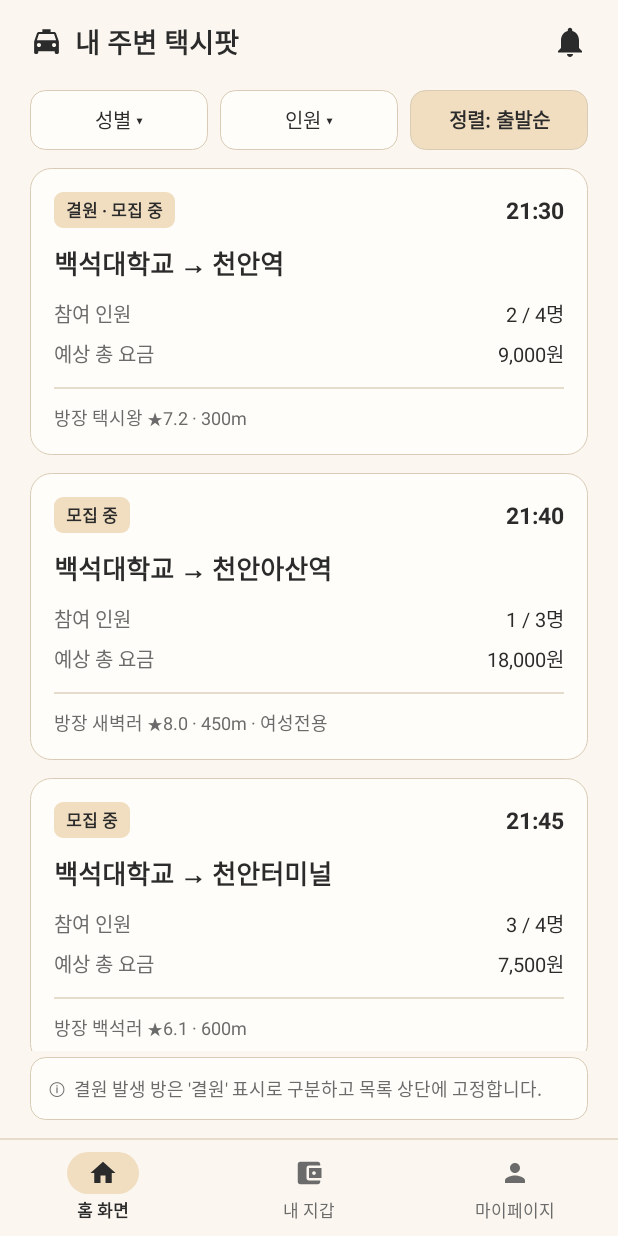
After one commit to LeeInseok0709/taxi-pot, an Android app: the PotListActivity screen opened directly, with no data from a screen before it, on a phone screen of 412 x 824 dp. The commit adds this screen. Run offline under Robolectric (Android 15) with nearby library versions, the phone set to English and light mode, and no system bars.

Commit message:
feat: 필터·정렬 화면(EX-03) 추가 및 목록(EX-02)에 조건 적용

```diff
--- a/frontend/app/src/main/AndroidManifest.xml
+++ b/frontend/app/src/main/AndroidManifest.xml
@@ -29,6 +29,9 @@
         <activity
             android:name=".feature.pot.main.PotMainActivity"
             android:exported="false" />
+        <activity
+            android:name=".feature.pot.list.PotListActivity"
+            android:exported="false" />
     </application>
 
 </manifest>
--- /dev/null
+++ b/frontend/app/src/main/java/com/example/taxipot/feature/pot/list/PotListActivity.kt
@@ -0,0 +1,93 @@
+package com.example.taxipot.feature.pot.list
+
+import android.os.Bundle
+import android.widget.Toast
+import androidx.activity.ComponentActivity
+import androidx.core.view.ViewCompat
+import androidx.core.view.WindowCompat
+import androidx.core.view.WindowInsetsCompat
+import androidx.recyclerview.widget.LinearLayoutManager
+import com.example.taxipot.databinding.ActivityPotListBinding
+import com.example.taxipot.feature.pot.data.FakePotData
+import com.example.taxipot.feature.pot.data.PotSummaryResponse
+import com.example.taxipot.feature.pot.data.isVacancy
+import com.example.taxipot.feature.pot.main.PotColors
+import com.example.taxipot.feature.pot.main.PotListAdapter
+import com.example.taxipot.feature.pot.main.roundedBg
+
+/**
+ * EX-02 내 주변 택시팟 (전체 목록)
+ */
+class PotListActivity : ComponentActivity() {
+
+    private lateinit var binding: ActivityPotListBinding
+
+    // 카드를 눌렀을 때 (나중에 EX-04 택시팟 상세 화면으로 이동)
+    private val adapter = PotListAdapter { pot ->
+        showToast("${pot.departureName} → ${pot.destinationName} (상세 화면 준비 중)")
+    }
+
+    override fun onCreate(savedInstanceState: Bundle?) {
+        super.onCreate(savedInstanceState)
+
+        // 1) XML 화면 붙이기
+        binding = ActivityPotListBinding.inflate(layoutInflater)
+        setContentView(binding.root)
+
+        // 2) 상태바·하단바 여백 + 상태바 글자를 어두운 색으로
+        ViewCompat.setOnApplyWindowInsetsListener(binding.root) { v, insets ->
+            val bars = insets.getInsets(WindowInsetsCompat.Type.systemBars())
+            v.setPadding(bars.left, bars.top, bars.right, bars.bottom)
+            insets
+        }
+        WindowCompat.getInsetsController(window, binding.root).apply {
+            isAppearanceLightStatusBars = true
+            isAppearanceLightNavigationBars = true
+        }
+
+        // 3) 디자인 적용 (둥근 배경, 테두리)
+        applyDesign()
+
+        // 4) 카드 목록 설정
+        binding.rvPots.layoutManager = LinearLayoutManager(this)
+        binding.rvPots.adapter = adapter
+
+        // 5) 성별·인원·정렬 버튼 (다음 단계 EX-03 필터·정렬 화면에서 연결)
+        binding.btnGender.setOnClickListener { showToast("필터·정렬 화면 (다음 단계)") }
+        binding.btnMembers.setOnClickListener { showToast("필터·정렬 화면 (다음 단계)") }
+        binding.btnSort.setOnClickListener { showToast("필터·정렬 화면 (다음 단계)") }
+
+        // 6) 그 외 버튼
+        binding.btnBell.setOnClickListener { showToast("알림 (준비 중)") }
+        binding.navHome.setOnClickListener { finish() }   // 홈 화면으로 돌아가기
+        binding.navWallet.setOnClickListener { showToast("내 지갑 (준비 중)") }
+        binding.navMy.setOnClickListener { showToast("마이페이지 (준비 중)") }
+
+        // 7) 가짜 데이터로 목록 보여주기 (서버 연결 후 이 줄만 바꾸면 됨)
+        showPots(FakePotData.pots)
+    }
+
+    // 결원 방은 맨 위에 고정, 나머지는 출발 시각 순서로 보여주기
+    // (서버 GET /api/pots 도 같은 규칙으로 정렬해서 주지만, 지금은 가짜 데이터라 앱에서 정렬)
+    private fun showPots(source: List<PotSummaryResponse>) {
+        val sorted = source.sortedWith(
+            compareByDescending<PotSummaryResponse> { it.isVacancy }
+                .thenBy { it.departureTime }
+        )
+        adapter.submitList(sorted)
+    }
+
+    // 둥근 배경과 테두리 입히기 (색은 PotStyle.kt 에서 관리)
+    private fun applyDesign() {
+        binding.root.setBackgroundColor(PotColors.BACKGROUND)
+        binding.btnGender.background = roundedBg(PotColors.CARD, 10f, PotColors.LINE)
+        binding.btnMembers.background = roundedBg(PotColors.CARD, 10f, PotColors.LINE)
+        binding.btnSort.background = roundedBg(PotColors.ACCENT, 10f, PotColors.LINE)
+        binding.tvNotice.background = roundedBg(PotColors.CARD, 10f, PotColors.LINE)
+        binding.ivNavHome.background = roundedBg(PotColors.ACCENT, 14f)
+    }
+
+    private fun showToast(message: String) {
+        Toast.makeText(this, message, Toast.LENGTH_SHORT).show()
+    }
+}
--- a/frontend/app/src/main/java/com/example/taxipot/feature/pot/main/PotMainActivity.kt
+++ b/frontend/app/src/main/java/com/example/taxipot/feature/pot/main/PotMainActivity.kt
@@ -30,17 +30,30 @@ import com.kakao.vectormap.label.LabelStyle
 import com.kakao.vectormap.label.LabelStyles
 import java.security.MessageDigest
 
+/**
+ * EX-01 홈 화면 (지도 + 방 카드 목록)
+ */
 class PotMainActivity : ComponentActivity() {
 
     private lateinit var binding: ActivityPotMainBinding
     private var kakaoMap: KakaoMap? = null                      // 지도가 준비되면 여기 들어옴
     private var pots: List<PotSummaryResponse> = emptyList()   // 지금 화면에 보여주는 방 목록
 
-    // 카드를 눌렀을 때: 지도를 그 방 위치로 이동 (나중에 방 상세 화면으로 이동)
+    // 카드를 눌렀을 때: 지도를 그 방 위치로 이동 (나중에 EX-04 상세 화면으로 이동)
     private val adapter = PotListAdapter { pot ->
         moveCamera(pot.departureLat, pot.departureLng)
         showToast("${pot.departureName} → ${pot.destinationName} (상세 화면 준비 중)")
     }
+
+    // ===== 핀 크기 설정 (숫자만 바꿔서 조절) =====
+    // 보통 말풍선 크기 (크면 줄이고, 작으면 키우기)
+    private val bubbleScale = 0.55f
+    // 작은 말풍선 크기 (중간 줌일 때)
+    private val smallBubbleScale = 0.38f
+    // 이 줌 레벨부터 "작은 말풍선" (이보다 더 축소하면 점만 보임)
+    private val smallBubbleZoom = 14
+    // 이 줌 레벨부터 "보통 말풍선"
+    private val normalBubbleZoom = 16
 
     override fun onCreate(savedInstanceState: Bundle?) {
         super.onCreate(savedInstanceState)
@@ -86,10 +99,15 @@ class PotMainActivity : ComponentActivity() {
         binding.navWallet.setOnClickListener { showToast("내 지갑 (준비 중)") }
         binding.navMy.setOnClickListener { showToast("마이페이지 (준비 중)") }
 
-        // 9) 지도 시작
+        // 9) 목록 제목을 누르면 전체 목록(EX-02)으로 이동
+        binding.tvNearbyTitle.setOnClickListener {
+            startActivity(android.content.Intent(this, com.example.taxipot.feature.pot.list.PotListActivity::class.java))
+        }
+
+        // 10) 지도 시작
         startMap()
 
-        // 10) 가짜 데이터로 목록 보여주기 (서버 연결 후 이 줄만 바꾸면 됨)
+        // 11) 가짜 데이터로 목록 보여주기 (서버 연결 후 이 줄만 바꾸면 됨)
         showPots(FakePotData.pots.sortedBy { it.departureTime })
     }
 
@@ -115,7 +133,7 @@ class PotMainActivity : ComponentActivity() {
             override fun onMapReady(map: KakaoMap) {
                 Log.d("KakaoMap", "지도 준비 완료!")
                 kakaoMap = map
-                drawMarkers()   // 지도가 준비되면 말풍선 핀 찍기
+                drawMarkers()   // 지도가 준비되면 핀 찍기
 
                 // 핀을 눌렀을 때: 목록에서 그 방으로 스크롤
                 map.setOnLabelClickListener { _, _, label ->
@@ -143,19 +161,9 @@ class PotMainActivity : ComponentActivity() {
     private fun showPots(newPots: List<PotSummaryResponse>) {
         pots = newPots
         adapter.submitList(newPots)
-        binding.tvNearbyTitle.text = "내 주변 모집 중 택시팟 ${newPots.size}"
+        binding.tvNearbyTitle.text = "내 주변 모집 중 택시팟 ${newPots.size}  ›"
         drawMarkers()
     }
-
-    // ===== 핀 크기 설정 (숫자만 바꿔서 조절) =====
-    // 보통 말풍선 크기 (크면 줄이고, 작으면 키우기)
-    private val bubbleScale = 0.55f
-    // 작은 말풍선 크기 (중간 줌일 때)
-    private val smallBubbleScale = 0.38f
-    // 이 줌 레벨부터 "작은 말풍선" (이보다 더 축소하면 점만 보임)
-    private val smallBubbleZoom = 14
-    // 이 줌 레벨부터 "보통 말풍선"
-    private val normalBubbleZoom = 16
 
     // 방마다 출발지 위치에 핀 찍기 (지도 확대 정도에 따라 모양이 자동으로 바뀜)
     private fun drawMarkers() {
@@ -184,7 +192,7 @@ class PotMainActivity : ComponentActivity() {
         }
     }
 
-    // 많이 축소했을 때 보이는 작은 점 (흰 테두리 + 베이지 원 + 진한 테두리)
+    // 많이 축소했을 때 보이는 작은 점 (베이지 원 + 진한 테두리)
     private fun createDotBitmap(): Bitmap {
         val size = (dp(14f) * bubbleScale).toInt().coerceAtLeast(8)
         val bitmap = Bitmap.createBitmap(size, size, Bitmap.Config.ARGB_8888)
@@ -253,53 +261,6 @@ class PotMainActivity : ComponentActivity() {
         return bitmap
     }
 
-    // 말풍선 핀 이미지를 코드로 그리기 (베이지 배경 + 테두리 + 동그라미 + 글자)
-    private fun createBubbleBitmap(text: String): Bitmap {
-        val textPaint = Paint(Paint.ANTI_ALIAS_FLAG).apply {
-            color = PotColors.TEXT
-            textSize = dp(12f)
-            isFakeBoldText = true
-        }
-        val padH = dp(8f)
-        val padV = dp(6f)
-        val icon = dp(10f)
-        val gap = dp(5f)
-        val fm = textPaint.fontMetrics
-        val textHeight = fm.descent - fm.ascent
-
-        val width = (padH + icon + gap + textPaint.measureText(text) + padH).toInt()
-        val height = (padV + textHeight + padV).toInt()
-        val bitmap = Bitmap.createBitmap(width, height, Bitmap.Config.ARGB_8888)
-        val canvas = Canvas(bitmap)
-        val rect = RectF(1f, 1f, width - 1f, height - 1f)
-
-        // 배경
-        val fill = Paint(Paint.ANTI_ALIAS_FLAG).apply { color = PotColors.ACCENT }
-        canvas.drawRoundRect(rect, dp(6f), dp(6f), fill)
-
-        // 테두리
-        val stroke = Paint(Paint.ANTI_ALIAS_FLAG).apply {
-            color = PotColors.LINE
-            style = Paint.Style.STROKE
-            strokeWidth = dp(1f)
-        }
-        canvas.drawRoundRect(rect, dp(6f), dp(6f), stroke)
-
-        // 왼쪽 작은 동그라미 (위치 표시)
-        val pin = Paint(Paint.ANTI_ALIAS_FLAG).apply {
-            color = PotColors.TEXT
-            style = Paint.Style.STROKE
-            strokeWidth = dp(1.5f)
-        }
-        canvas.drawCircle(padH + icon / 2, height / 2f, icon / 2 - dp(1f), pin)
-
-        // 글자
-        val baseline = height / 2f - (fm.ascent + fm.descent) / 2
-        canvas.drawText(text, padH + icon + gap, baseline, textPaint)
-
-        return bitmap
-    }
-
     // 지도를 원하는 위치로 이동
     private fun moveCamera(lat: Double, lng: Double) {
         kakaoMap?.moveCamera(CameraUpdateFactory.newCenterPosition(LatLng.from(lat, lng)))
--- /dev/null
+++ b/frontend/app/src/main/res/layout/activity_pot_list.xml
@@ -0,0 +1,199 @@
+<?xml version="1.0" encoding="utf-8"?>
+<LinearLayout xmlns:android="http://schemas.android.com/apk/res/android"
+    android:id="@+id/root"
+    android:layout_width="match_parent"
+    android:layout_height="match_parent"
+    android:background="#FBF7F0"
+    android:orientation="vertical">
+
+    <!-- 상단 바: 택시 아이콘 + 내 주변 택시팟 + 알림 -->
+    <LinearLayout
+        android:layout_width="match_parent"
+        android:layout_height="56dp"
+        android:gravity="center_vertical"
+        android:orientation="horizontal"
+        android:paddingStart="20dp"
+        android:paddingEnd="20dp">
+
+        <ImageView
+            android:layout_width="22dp"
+            android:layout_height="22dp"
+            android:src="@drawable/ic_taxi"
+            android:tint="#2B2B2B" />
+
+        <TextView
+            android:layout_width="0dp"
+            android:layout_height="wrap_content"
+            android:layout_marginStart="8dp"
+            android:layout_weight="1"
+            android:text="내 주변 택시팟"
+            android:textColor="#2B2B2B"
+            android:textSize="18sp"
+            android:textStyle="bold" />
+
+        <ImageView
+            android:id="@+id/btnBell"
+            android:layout_width="24dp"
+            android:layout_height="24dp"
+            android:src="@drawable/ic_bell"
+            android:tint="#2B2B2B" />
+    </LinearLayout>
+
+    <!-- 성별 · 인원 · 정렬 버튼 -->
+    <LinearLayout
+        android:layout_width="match_parent"
+        android:layout_height="wrap_content"
+        android:layout_marginStart="20dp"
+        android:layout_marginTop="4dp"
+        android:layout_marginEnd="20dp"
+        android:orientation="horizontal">
+
+        <TextView
+            android:id="@+id/btnGender"
+            android:layout_width="0dp"
+            android:layout_height="40dp"
+            android:layout_weight="1"
+            android:gravity="center"
+            android:text="성별 ▾"
+            android:textColor="#2B2B2B"
+            android:textSize="13sp" />
+
+        <TextView
+            android:id="@+id/btnMembers"
+            android:layout_width="0dp"
+            android:layout_height="40dp"
+            android:layout_marginStart="8dp"
+            android:layout_weight="1"
+            android:gravity="center"
+            android:text="인원 ▾"
+            android:textColor="#2B2B2B"
+            android:textSize="13sp" />
+
+        <TextView
+            android:id="@+id/btnSort"
+            android:layout_width="0dp"
+            android:layout_height="40dp"
+            android:layout_marginStart="8dp"
+            android:layout_weight="1"
+            android:gravity="center"
+            android:text="정렬: 출발순"
+            android:textColor="#2B2B2B"
+            android:textSize="13sp"
+            android:textStyle="bold" />
+    </LinearLayout>
+
+    <!-- 방 카드 목록 -->
+    <androidx.recyclerview.widget.RecyclerView
+        android:id="@+id/rvPots"
+        android:layout_width="match_parent"
+        android:layout_height="0dp"
+        android:layout_marginTop="12dp"
+        android:layout_weight="1"
+        android:clipToPadding="false"
+        android:paddingStart="20dp"
+        android:paddingEnd="20dp" />
+
+    <!-- 결원 안내 문구 -->
+    <TextView
+        android:id="@+id/tvNotice"
+        android:layout_width="match_parent"
+        android:layout_height="wrap_content"
+        android:layout_marginStart="20dp"
+        android:layout_marginTop="4dp"
+        android:layout_marginEnd="20dp"
+        android:layout_marginBottom="12dp"
+        android:padding="12dp"
+        android:text="ⓘ  결원 발생 방은 '결원' 표시로 구분하고 목록 상단에 고정합니다."
+        android:textColor="#6B6B6B"
+        android:textSize="12sp" />
+
+    <!-- 하단 메뉴 위 구분선 -->
+    <View
+        android:layout_width="match_parent"
+        android:layout_height="1dp"
+        android:background="#E6DCCB" />
+
+    <!-- 하단 메뉴 (홈 화면 선택 상태) -->
+    <LinearLayout
+        android:layout_width="match_parent"
+        android:layout_height="64dp"
+        android:orientation="horizontal">
+
+        <LinearLayout
+            android:id="@+id/navHome"
+            android:layout_width="0dp"
+            android:layout_height="match_parent"
+            android:layout_weight="1"
+            android:gravity="center"
+            android:orientation="vertical">
+
+            <ImageView
+                android:id="@+id/ivNavHome"
+                android:layout_width="48dp"
+                android:layout_height="28dp"
+                android:paddingTop="4dp"
+                android:paddingBottom="4dp"
+                android:src="@drawable/ic_home"
+                android:tint="#2B2B2B" />
+
+            <TextView
+                android:layout_width="wrap_content"
+                android:layout_height="wrap_content"
+                android:layout_marginTop="2dp"
+                android:text="홈 화면"
+                android:textColor="#2B2B2B"
+                android:textSize="11sp"
+                android:textStyle="bold" />
+        </LinearLayout>
+
+        <LinearLayout
+            android:id="@+id/navWallet"
+            android:layout_width="0dp"
+            android:layout_height="match_parent"
+            android:layout_weight="1"
+            android:gravity="center"
+            android:orientation="vertical">
+
+            <ImageView
+                android:layout_width="48dp"
+                android:layout_height="28dp"
+                android:paddingTop="4dp"
+                android:paddingBottom="4dp"
+                android:src="@drawable/ic_wallet"
+                android:tint="#6B6B6B" />
+
+            <TextView
+                android:layout_width="wrap_content"
+                android:layout_height="wrap_content"
+                android:layout_marginTop="2dp"
+                android:text="내 지갑"
+                android:textColor="#6B6B6B"
+                android:textSize="11sp" />
+        </LinearLayout>
+
+        <LinearLayout
+            android:id="@+id/navMy"
+            android:layout_width="0dp"
+            android:layout_height="match_parent"
+            android:layout_weight="1"
+            android:gravity="center"
+            android:orientation="vertical">
+
+            <ImageView
+                android:layout_width="48dp"
+                android:layout_height="28dp"
+                android:paddingTop="4dp"
+                android:paddingBottom="4dp"
+                android:src="@drawable/ic_person"
+                android:tint="#6B6B6B" />
+
+            <TextView
+                android:layout_width="wrap_content"
+                android:layout_height="wrap_content"
+                android:layout_marginTop="2dp"
+                android:text="마이페이지"
+                android:textColor="#6B6B6B"
+                android:textSize="11sp" />
+        </LinearLayout>
+    </LinearLayout>
+</LinearLayout>
```
